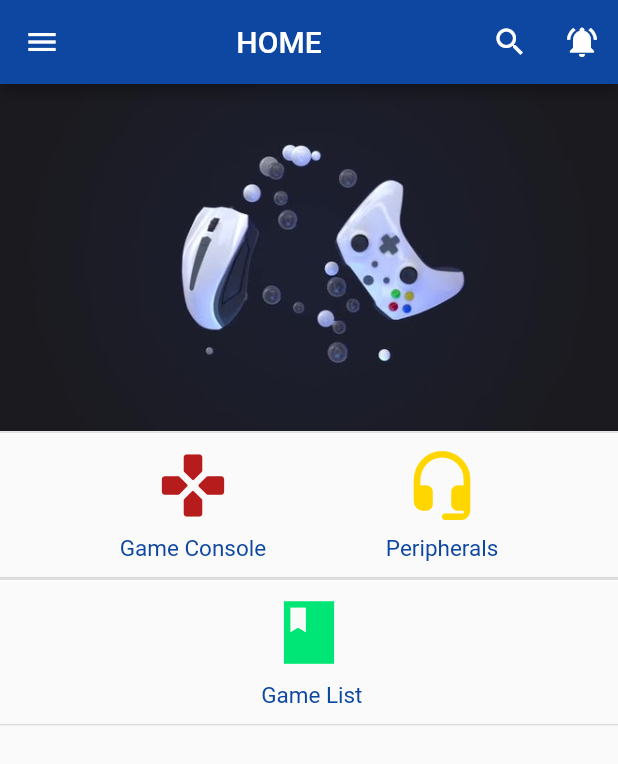
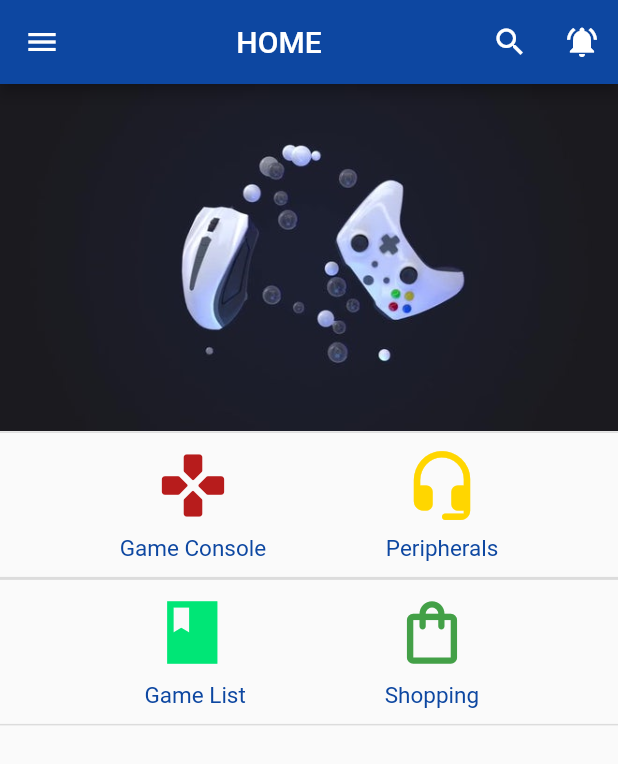
Before and after one commit to aden2210/PemrogramanMobile_GameStation_MadeAryDhanaIswara, a Flutter app: the screen it shows after launch, on a phone screen of 412 x 824 dp. Shown: the top 764 px of the screen. Run offline on Flutter 3.47's test engine with Material 2 defaults, Android fonts, the phone set to English and light mode, and no system bars.

Commit message:
Meringkas menu belanja ke dalam menu "Shopping" dengan API

```diff
--- a/flutterMain/lib/home.dart
+++ b/flutterMain/lib/home.dart
@@ -5,6 +5,7 @@ import 'package:game_station/gamelist.dart';
 import 'package:game_station/account.dart';
 import 'package:game_station/settingpage.dart';
 import 'package:game_station/about.dart';
+import 'package:game_station/uiapi.dart';
 
 class Home extends StatefulWidget {
   @override
@@ -222,9 +223,41 @@ class _HomeState extends State<Home> {
                     ],
                   ),
                 ),
+                 GestureDetector(
+                  onTap: () {
+                    Navigator.push(context,
+                        MaterialPageRoute(builder: (context) {
+                      return uiApi();
+                    }));
+                  },
+                  child: Column(
+                    mainAxisSize: MainAxisSize.min,
+                    mainAxisAlignment: MainAxisAlignment.center,
+                    children: <Widget>[
+                      Icon(
+                        Icons.shopping_bag_outlined,
+                        color: Colors.green.shade600,
+                        size: 50,
+                      ),
+                      Container(
+                        margin: const EdgeInsets.only(top: 8),
+                        child: Text(
+                          "Shopping",
+                          style: TextStyle(
+                            fontSize: 15,
+                            fontWeight: FontWeight.w400,
+                            color: Colors.blue.shade900,
+                          ),
+                        ),
+                      ),
+                    ],
+                  ),
+                ),
               ],
             ),
           ),
+          // FutureBuilder(
+          //   future: builder)
         ],
       ),
     );
--- a/flutterMain/lib/main.dart
+++ b/flutterMain/lib/main.dart
@@ -15,8 +15,8 @@ class MyApp extends StatefulWidget {
 class _MyAppState extends State<MyApp> {
   @override
   Widget build(BuildContext context) {
-    return Scaffold(
-      body: new home.Home(),
+    return MaterialApp(
+      home: home.Home(),
     );
   }
 }
```
Also changed, not shown: flutterMain/lib/uiapi.dart (added, +90 -0 lines), 4 other files.
